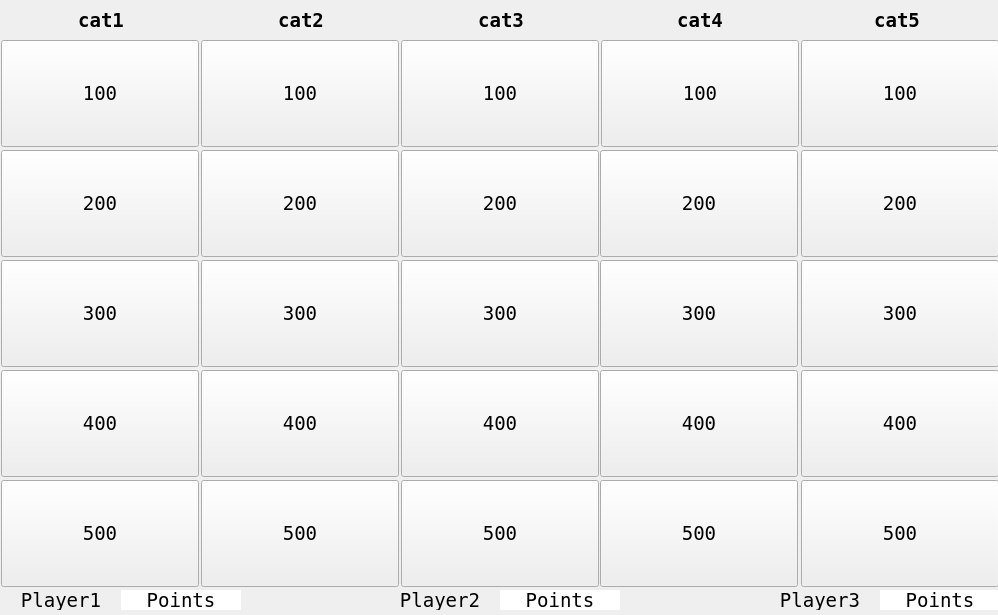
Qt form gamefield.ui (chlange/jeopardy) before a commit.
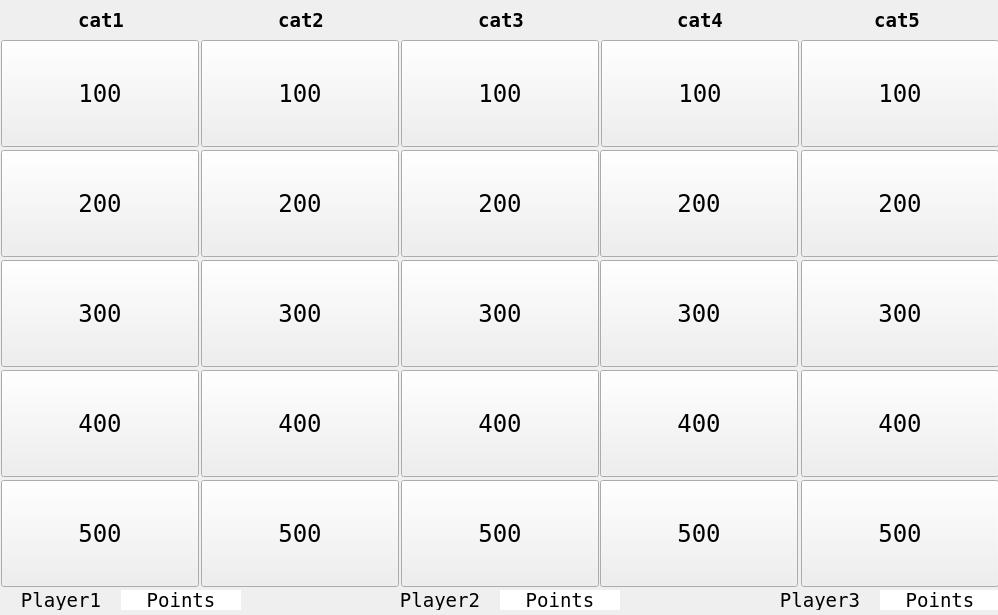
The same form after that commit. Icons and pictures are not drawn.

Commit message: Refactored gamefield, increased gamefield font size

The edit to the form file:
```diff
--- a/gamefield.ui
+++ b/gamefield.ui
@@ -41,7 +41,7 @@
    <property name="font">
     <font>
      <family>Andale Mono</family>
-     <pointsize>14</pointsize>
+     <pointsize>18</pointsize>
     </font>
    </property>
    <property name="text">
@@ -60,7 +60,7 @@
    <property name="font">
     <font>
      <family>Andale Mono</family>
-     <pointsize>14</pointsize>
+     <pointsize>18</pointsize>
     </font>
    </property>
    <property name="text">
@@ -79,7 +79,7 @@
    <property name="font">
     <font>
      <family>Andale Mono</family>
-     <pointsize>14</pointsize>
+     <pointsize>18</pointsize>
     </font>
    </property>
    <property name="text">
@@ -122,7 +122,7 @@
    <property name="font">
     <font>
      <family>Andale Mono</family>
-     <pointsize>14</pointsize>
+     <pointsize>18</pointsize>
     </font>
    </property>
    <property name="text">
@@ -141,7 +141,7 @@
    <property name="font">
     <font>
      <family>Andale Mono</family>
-     <pointsize>14</pointsize>
+     <pointsize>18</pointsize>
     </font>
    </property>
    <property name="text">
@@ -160,7 +160,7 @@
    <property name="font">
     <font>
      <family>Andale Mono</family>
-     <pointsize>14</pointsize>
+     <pointsize>18</pointsize>
     </font>
    </property>
    <property name="text">
@@ -179,7 +179,7 @@
    <property name="font">
     <font>
      <family>Andale Mono</family>
-     <pointsize>14</pointsize>
+     <pointsize>18</pointsize>
     </font>
    </property>
    <property name="text">
@@ -198,7 +198,7 @@
    <property name="font">
     <font>
      <family>Andale Mono</family>
-     <pointsize>14</pointsize>
+     <pointsize>18</pointsize>
     </font>
    </property>
    <property name="text">
@@ -217,7 +217,7 @@
    <property name="font">
     <font>
      <family>Andale Mono</family>
-     <pointsize>14</pointsize>
+     <pointsize>18</pointsize>
     </font>
    </property>
    <property name="text">
@@ -260,7 +260,7 @@
    <property name="font">
     <font>
      <family>Andale Mono</family>
-     <pointsize>14</pointsize>
+     <pointsize>18</pointsize>
     </font>
    </property>
    <property name="text">
@@ -279,7 +279,7 @@
    <property name="font">
     <font>
      <family>Andale Mono</family>
-     <pointsize>14</pointsize>
+     <pointsize>18</pointsize>
     </font>
    </property>
    <property name="text">
@@ -325,7 +325,7 @@
    <property name="font">
     <font>
      <family>Andale Mono</family>
-     <pointsize>14</pointsize>
+     <pointsize>18</pointsize>
     </font>
    </property>
    <property name="text">
@@ -344,7 +344,7 @@
    <property name="font">
     <font>
      <family>Andale Mono</family>
-     <pointsize>14</pointsize>
+     <pointsize>18</pointsize>
     </font>
    </property>
    <property name="text">
@@ -363,7 +363,7 @@
    <property name="font">
     <font>
      <family>Andale Mono</family>
-     <pointsize>14</pointsize>
+     <pointsize>18</pointsize>
     </font>
    </property>
    <property name="text">
@@ -430,7 +430,7 @@
    <property name="font">
     <font>
      <family>Andale Mono</family>
-     <pointsize>14</pointsize>
+     <pointsize>18</pointsize>
     </font>
    </property>
    <property name="cursor">
@@ -1360,7 +1360,7 @@
    <property name="font">
     <font>
      <family>Andale Mono</family>
-     <pointsize>14</pointsize>
+     <pointsize>18</pointsize>
     </font>
    </property>
    <property name="text">
@@ -1379,7 +1379,7 @@
    <property name="font">
     <font>
      <family>Andale Mono</family>
-     <pointsize>14</pointsize>
+     <pointsize>18</pointsize>
     </font>
    </property>
    <property name="text">
@@ -1398,7 +1398,7 @@
    <property name="font">
     <font>
      <family>Andale Mono</family>
-     <pointsize>14</pointsize>
+     <pointsize>18</pointsize>
     </font>
    </property>
    <property name="text">
@@ -1417,7 +1417,7 @@
    <property name="font">
     <font>
      <family>Andale Mono</family>
-     <pointsize>14</pointsize>
+     <pointsize>18</pointsize>
     </font>
    </property>
    <property name="text">
@@ -1436,7 +1436,7 @@
    <property name="font">
     <font>
      <family>Andale Mono</family>
-     <pointsize>14</pointsize>
+     <pointsize>18</pointsize>
     </font>
    </property>
    <property name="text">
@@ -1455,7 +1455,7 @@
    <property name="font">
     <font>
      <family>Andale Mono</family>
-     <pointsize>14</pointsize>
+     <pointsize>18</pointsize>
     </font>
    </property>
    <property name="text">
@@ -1916,7 +1916,7 @@
    <property name="font">
     <font>
      <family>Andale Mono</family>
-     <pointsize>14</pointsize>
+     <pointsize>18</pointsize>
     </font>
    </property>
    <property name="text">
@@ -1935,7 +1935,7 @@
    <property name="font">
     <font>
      <family>Andale Mono</family>
-     <pointsize>14</pointsize>
+     <pointsize>18</pointsize>
     </font>
    </property>
    <property name="text">
@@ -1978,7 +1978,7 @@
    <property name="font">
     <font>
      <family>Andale Mono</family>
-     <pointsize>14</pointsize>
+     <pointsize>18</pointsize>
     </font>
    </property>
    <property name="text">
@@ -2021,7 +2021,7 @@
    <property name="font">
     <font>
      <family>Andale Mono</family>
-     <pointsize>14</pointsize>
+     <pointsize>18</pointsize>
     </font>
    </property>
    <property name="text">
```
The commit also changes 5 other files.
